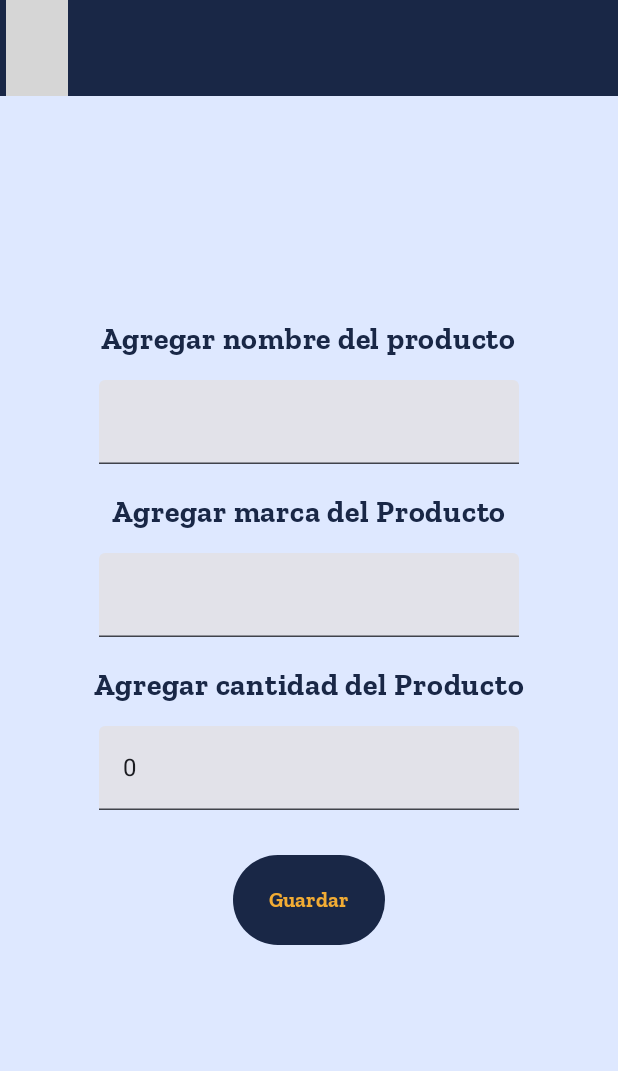
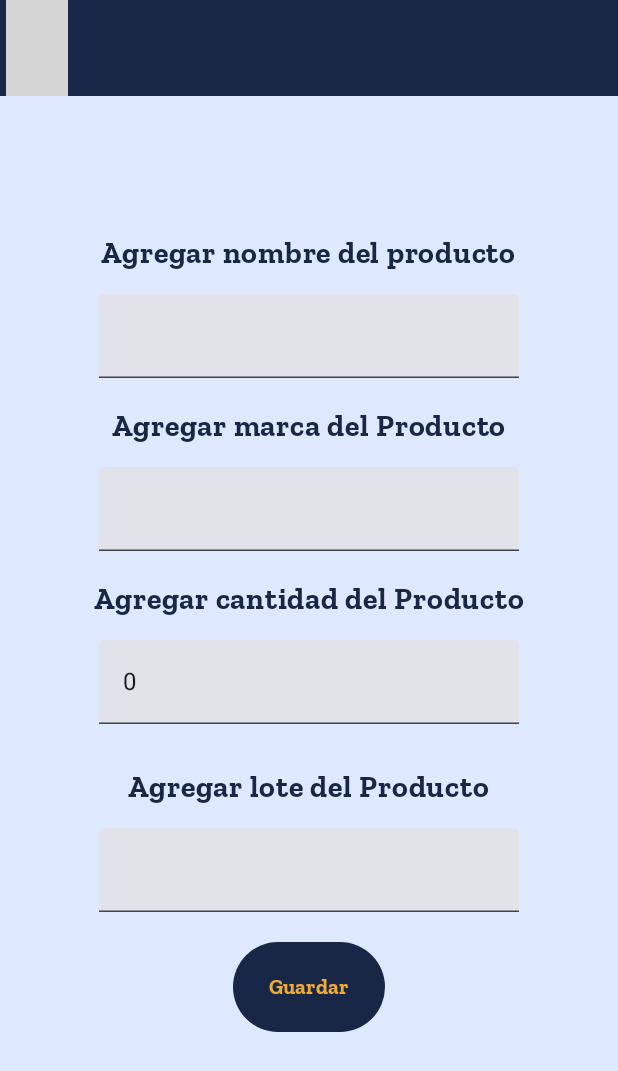
Before and after one commit to LoggyAndroidSoftware/Loggy_AndroidMobile, an Android app built with Jetpack Compose: the screen it shows after launch (MainActivity), after a tap on "Add", on a phone screen of 412 x 824 dp. Shown: the top 1071 px of the screen. Run offline under Robolectric (Android 15) with nearby library versions, the phone set to English and light mode, and no system bars; our stand-ins replace Room's generated code; 2 statements that could not run were skipped; grey boxes are pictures that could not be loaded.

Commit message:
Feat: New Register of local´s date & hour, new confirm alert dialog
Se añade mas información en relación a los productos:
Fecha
Hora
Lote

y se añade un cuadro de confirmación al momento de eliminar

```diff
--- a/app/src/main/java/com/loggy/jetpackcompose/MainActivity.kt
+++ b/app/src/main/java/com/loggy/jetpackcompose/MainActivity.kt
@@ -25,17 +25,19 @@ class MainActivity : ComponentActivity() {
 
     override fun onCreate(savedInstanceState: Bundle?) {
         super.onCreate(savedInstanceState)
-        val db = Room.databaseBuilder(this, LoggyDB::class.java, "product-db").fallbackToDestructiveMigration().build()
+
+        val db = Room.databaseBuilder(this, LoggyDB::class.java, "user-db").fallbackToDestructiveMigration().build()
         val dao = db.dao
 
         val dbProducts = Room.databaseBuilder(this, ProductDB::class.java, "product-db").fallbackToDestructiveMigration().build()
         val daoProducts = dbProducts.dao
-
+        //Productos
         val productRepository = ProductRepository(daoProducts)
         val productViewModel = ProductViewModel(productRepository)
-
+        //Usuarios
         val loginRepository = UserRepository(dao)
         val loginViewModel = LoginViewModel(loginRepository)
+
         setContent {
             LoggyJPCTheme {
                 AppNavigation(loginViewModel, productViewModel)
--- a/app/src/main/java/com/loggy/jetpackcompose/domains/inventory/views/Inventory.kt
+++ b/app/src/main/java/com/loggy/jetpackcompose/domains/inventory/views/Inventory.kt
@@ -5,8 +5,11 @@ package com.loggy.jetpackcompose.domains.inventory.views
 
 
 
-import android.content.Context
+import androidx.compose.foundation.ExperimentalFoundationApi
 import androidx.compose.foundation.clickable
+import androidx.compose.foundation.combinedClickable
+import androidx.compose.foundation.gestures.detectTapGestures
+import androidx.compose.foundation.interaction.MutableInteractionSource
 import androidx.compose.foundation.layout.Arrangement
 import androidx.compose.foundation.layout.Column
 import androidx.compose.foundation.layout.Row
@@ -17,17 +20,13 @@ import androidx.compose.foundation.layout.fillMaxWidth
 import androidx.compose.foundation.layout.height
 import androidx.compose.foundation.layout.padding
 import androidx.compose.foundation.layout.size
-import androidx.compose.foundation.layout.width
 import androidx.compose.foundation.lazy.LazyColumn
-import androidx.compose.foundation.lazy.items
 import androidx.compose.foundation.lazy.itemsIndexed
 import androidx.compose.material.icons.Icons
 import androidx.compose.material.icons.filled.Add
 import androidx.compose.material3.AlertDialog
 import androidx.compose.material3.Button
-import androidx.compose.material3.ButtonDefaults
 import androidx.compose.material3.Card
-import androidx.compose.material3.CardColors
 import androidx.compose.material3.Checkbox
 
 
@@ -53,7 +52,7 @@ import androidx.compose.runtime.setValue
 import androidx.compose.ui.Alignment
 import androidx.compose.ui.Modifier
 import androidx.compose.ui.graphics.Color
-import androidx.compose.ui.graphics.RectangleShape
+import androidx.compose.ui.input.pointer.pointerInput
 import androidx.compose.ui.platform.LocalContext
 import androidx.compose.ui.res.painterResource
 import androidx.compose.ui.text.font.Font
@@ -61,30 +60,50 @@ import androidx.compose.ui.text.font.Font
 import androidx.compose.ui.text.font.FontFamily
 import androidx.compose.ui.text.font.FontWeight
 import androidx.compose.ui.text.style.TextAlign
-import androidx.compose.ui.tooling.preview.Preview
-import androidx.compose.ui.tooling.preview.PreviewParameter
 
 import androidx.compose.ui.unit.dp
 import androidx.compose.ui.unit.sp
-import androidx.lifecycle.viewModelScope
 import androidx.navigation.NavHostController
 
 
 
 import com.example.inventorymodule.components.ProductViewModel
 import com.loggy.jetpackcompose.R
-import com.loggy.jetpackcompose.domains.inventory.models.Product
-import com.loggy.jetpackcompose.domains.inventory.views.utils.getOutputDirectory
 import com.loggy.jetpackcompose.navigation.AppScreens
-import com.loggy.jetpackcompose.ui.theme.LoggyBackground
 import com.loggy.jetpackcompose.ui.theme.LoggyBackground2
 import com.loggy.jetpackcompose.ui.theme.LoggyYellow
 import com.loggy.jetpackcompose.ui.theme.SkyNightBlue
+import java.text.SimpleDateFormat
+import java.util.Locale
 
-import com.loggy.jetpackcompose.domains.inventory.views.utils.*
-import kotlinx.coroutines.launch
+@OptIn(ExperimentalFoundationApi::class)
+@Composable
+fun HomeIcon(navController: NavHostController) {
+    // Crear un estado mutable para el color del icono
+    val iconColor = remember { mutableStateOf(LoggyYellow) }
+    // Crear un estado de interacción
+    val interactionState = remember { MutableInteractionSource() }
 
-
+    Icon(
+        painter = painterResource(id = R.drawable.vector_home),
+        contentDescription = "Inventory Icon",
+        tint = iconColor.value, // Usar el estado del color del icono
+        modifier = Modifier
+            .aspectRatio(0.05f)
+            .pointerInput(Unit) {
+                detectTapGestures(
+                    onPress = {
+                        iconColor.value = Color.White
+                        tryAwaitRelease()
+                        iconColor.value = LoggyYellow
+                    }
+                )
+            }
+            .combinedClickable(
+                onClick = { navController.navigate(AppScreens.HomeScreen.route) }
+            )
+    )
+}
 @Composable
 @OptIn(ExperimentalMaterial3Api::class)
 fun InventoryMain(viewModel: ProductViewModel, navController: NavHostController){
@@ -93,7 +112,8 @@ fun InventoryMain(viewModel: ProductViewModel, navController: NavHostController)
         viewModel.getProducts()
     }
     var showDialog by remember { mutableStateOf(false) }
-    var showPrintDialog by remember { mutableStateOf(false) }
+    var optionDialog = 0
+    var productIndexToDelete by remember { mutableStateOf(-1) }
 
     Scaffold(
         containerColor = LoggyBackground2,
@@ -114,13 +134,22 @@ fun InventoryMain(viewModel: ProductViewModel, navController: NavHostController)
                         horizontalArrangement = Arrangement.SpaceAround,
                         verticalAlignment = Alignment.CenterVertically
                     ) {
+                        val areOtherFiltersUsed = viewModel.searchFilters.drop(1).any { it } // Ignora el primer filtro (nombre)
+
+                        HomeIcon(navController = navController)
+                        /*
                         Icon(
                             painter = painterResource(id = R.drawable.vector_home),
                             contentDescription = "Inventory Icon",
-                            tint = LoggyYellow,
-                            modifier = Modifier.aspectRatio(0.05f)
+                            tint = iconColor.value,
+                            modifier = Modifier
+                                .aspectRatio(0.05f)
+                                .indication(interactionState, indication = null)
+                                .clickable(
+                                    onClick = {navController.navigate(AppScreens.HomeScreen.route)},
+                                    )
                         );
-
+                        */
                         Text(
                             text = "Inventory",
                             color = LoggyYellow,
@@ -129,7 +158,6 @@ fun InventoryMain(viewModel: ProductViewModel, navController: NavHostController)
                             fontFamily = FontFamily(Font(R.font.zillaslab)),
 
                             );
-                        val areOtherFiltersUsed = viewModel.searchFilters.drop(1).any { it } // Ignora el primer filtro (nombre)
 
                         Icon(
                             painter = painterResource(id = R.drawable.vector_manage_search),
@@ -137,7 +165,7 @@ fun InventoryMain(viewModel: ProductViewModel, navController: NavHostController)
                             tint = if (areOtherFiltersUsed) Color.White else LoggyYellow, // Si se están utilizando otros filtros, el color del icono es blanco
                             modifier = Modifier
                                 .aspectRatio(0.05f)
-                                .clickable { showDialog = true }
+                                .clickable { showDialog = true; optionDialog = 1 }
                         )
                         Icon(
                             painter = painterResource(id = R.drawable.vector_printer),
@@ -145,7 +173,7 @@ fun InventoryMain(viewModel: ProductViewModel, navController: NavHostController)
                             tint = LoggyYellow,
                             modifier = Modifier
                                 .aspectRatio(0.05f)
-                                .clickable { showPrintDialog = true }
+                                .clickable { showDialog = true; optionDialog = 2 }
                         )
                     }
 
@@ -168,7 +196,7 @@ fun InventoryMain(viewModel: ProductViewModel, navController: NavHostController)
     ) { innerPadding ->
 
         // Cuadro emergente de filtros
-        if (showDialog) {
+        if (showDialog && optionDialog == 1) {
             AlertDialog(
                 onDismissRequest = { showDialog = false },
                 title = { Text("Filtros") },
@@ -213,15 +241,37 @@ fun InventoryMain(viewModel: ProductViewModel, navController: NavHostController)
             )
         }
         // Cuadro emergente de impresión
-        if(showPrintDialog){
+        if(showDialog  && optionDialog == 2){
             val context = LocalContext.current
             val productsToPrint = products
             LaunchedEffect(key1 = productsToPrint) {
                 viewModel.printProducts(context, productsToPrint)
             }
-            showPrintDialog = false
+            showDialog = false
         }
-
+        if (showDialog && optionDialog == 3) {
+            AlertDialog(
+                onDismissRequest = { showDialog = false },
+                title = { Text("Confirmación") },
+                text = { Text("¿Estás seguro de que quieres eliminar este elemento?") },
+                confirmButton = {
+                    Button(onClick = {
+                        if (productIndexToDelete != -1) {
+                            viewModel.deleteProduct(productIndexToDelete)
+                            productIndexToDelete = -1
+                        }
+                        showDialog = false
+                    }) {
+                        Text("Confirmar")
+                    }
+                },
+                dismissButton = {
+                    Button(onClick = { showDialog = false }) {
+                        Text("Cancelar")
+                    }
+                }
+            )
+        }
         Column(
             modifier = Modifier.padding(innerPadding),
             horizontalAlignment = Alignment.CenterHorizontally
@@ -252,12 +302,21 @@ fun InventoryMain(viewModel: ProductViewModel, navController: NavHostController)
                                 modifier = Modifier.padding(8.dp),
                                 verticalAlignment = Alignment.CenterVertically
                             ) {
+
                                 Column(
                                     modifier = Modifier.weight(1f),
                                     verticalArrangement = Arrangement.SpaceBetween
                                 ) {
-                                    Text(text = products[index].name, fontWeight = FontWeight.Bold)
-                                    Text(text = products[index].brand + " - " + products[index].stock.toString())
+                                    Text(text = products[index].codename, fontWeight = FontWeight.Bold)
+                                    Text(text = "Marca: " +products[index].brand + " | " + products[index].stock.toString()+ " Unidades")
+                                    // Parsear y formatear la fecha
+                                    val originalFormat = SimpleDateFormat("yyyy-MM-dd HH:mm:ss", Locale.getDefault())
+                                    val targetFormat = SimpleDateFormat("dd 'de' MMMM", Locale("es", "ES"))
+                                    val date = originalFormat.parse(products[index].date)
+                                    val formattedDate = if (date != null) targetFormat.format(date) else "Fecha no disponible"
+
+                                    // Mostrar la fecha formateada
+                                    Text(text = formattedDate)
                                 }
                                 Column(
                                     verticalArrangement = Arrangement.SpaceBetween,
@@ -286,7 +345,11 @@ fun InventoryMain(viewModel: ProductViewModel, navController: NavHostController)
                                         contentDescription = "Eliminar producto",
                                         modifier = Modifier
                                             .size(50.dp)
-                                            .clickable { viewModel.deleteProduct(index) }
+                                            .clickable {
+                                                productIndexToDelete = index
+                                                showDialog = true
+                                                optionDialog = 3
+                                            }
                                     )
                                 }
                             }
@@ -296,9 +359,9 @@ fun InventoryMain(viewModel: ProductViewModel, navController: NavHostController)
             }
 
         }
+
     }
 }
-
 
 
 @Composable
--- a/app/src/main/java/com/loggy/jetpackcompose/domains/inventory/views/InventoryAddItem.kt
+++ b/app/src/main/java/com/loggy/jetpackcompose/domains/inventory/views/InventoryAddItem.kt
@@ -114,7 +114,7 @@ fun BodyContent(viewModel: ProductViewModel, navController: NavController){
         Spacer(modifier = Modifier.height(15.dp))
         TextField(value = state.name ,
             onValueChange = {
-            viewModel.onNameChange(it, state.brand, state.stock)
+            viewModel.onNameChange(it, state.brand, state.stock, state.batch)
 
         },
             singleLine = true
@@ -130,7 +130,7 @@ fun BodyContent(viewModel: ProductViewModel, navController: NavController){
         )
         Spacer(modifier = Modifier.height(15.dp))
         TextField(value = state.brand , onValueChange = {
-            viewModel.onNameChange(state.name, it, state.stock)
+            viewModel.onNameChange(state.name, it, state.stock, state.batch)
         },
                 singleLine = true
         )
@@ -146,11 +146,25 @@ fun BodyContent(viewModel: ProductViewModel, navController: NavController){
         Spacer(modifier = Modifier.height(15.dp))
         TextField(value = state.stock.toString() , onValueChange = {
             val stock = it.toIntOrNull() ?: 0
-            viewModel.onNameChange(state.name, state.brand, stock)
+            viewModel.onNameChange(state.name, state.brand, stock,  state.batch)
         },
                 singleLine = true
         )
         Spacer(modifier = Modifier.height(30.dp))
+        Text(
+            text = "Agregar lote del Producto",
+            fontSize = 20.sp,
+            fontWeight = FontWeight.Medium,
+            fontFamily = FontFamily(Font(R.font.zillaslab)),
+            color = SkyNightBlue//
+        )
+        Spacer(modifier = Modifier.height(15.dp))
+        TextField(value = state.batch , onValueChange = {
+            viewModel.onNameChange(state.name, state.brand, state.stock, it)
+        },
+            singleLine = true
+        )
+        Spacer(modifier = Modifier.height(20.dp))
         Button(
             colors = ButtonDefaults.buttonColors(
                 containerColor = SkyNightBlue,
--- a/app/src/main/java/com/loggy/jetpackcompose/domains/inventory/views/states/ProductState.kt
+++ b/app/src/main/java/com/loggy/jetpackcompose/domains/inventory/views/states/ProductState.kt
@@ -9,5 +9,7 @@ data class ProductState(
     val name: String = "",
     val brand: String = "",
     val stock: Int = 0,
+    val batch: String = "",
+    val date: String = "",
     val productEntities: List<Product> = emptyList()
 )
--- a/app/src/main/java/com/loggy/jetpackcompose/domains/inventory/views/utils/ItemPDF.kt
+++ b/app/src/main/java/com/loggy/jetpackcompose/domains/inventory/views/utils/ItemPDF.kt
@@ -86,7 +86,7 @@ fun createPDF(products: List<Product>, filePath: String) {
 
     // Add rows
     for (product in products) {
-        table.addCell(PdfPCell(Phrase(product.name)))
+        table.addCell(PdfPCell(Phrase(product.codename)))
         table.addCell(PdfPCell(Phrase(product.brand)))
         table.addCell(PdfPCell(Phrase(product.stock.toString())))
     }
```
Also changed, not shown: app/src/main/java/com/loggy/jetpackcompose/domains/inventory/models/Product.kt (+8 -5 lines), app/src/main/java/com/loggy/jetpackcompose/domains/inventory/models/repository/ProductRepository.kt (+17 -8 lines), app/src/main/java/com/loggy/jetpackcompose/domains/inventory/models/tables/ProductEntity.kt (+5 -2 lines), app/src/main/java/com/loggy/jetpackcompose/domains/inventory/views/InventoryEditItem.kt (+18 -3 lines), app/src/main/java/com/loggy/jetpackcompose/domains/inventory/views/states/ProductViewModel.kt (+22 -12 lines).
